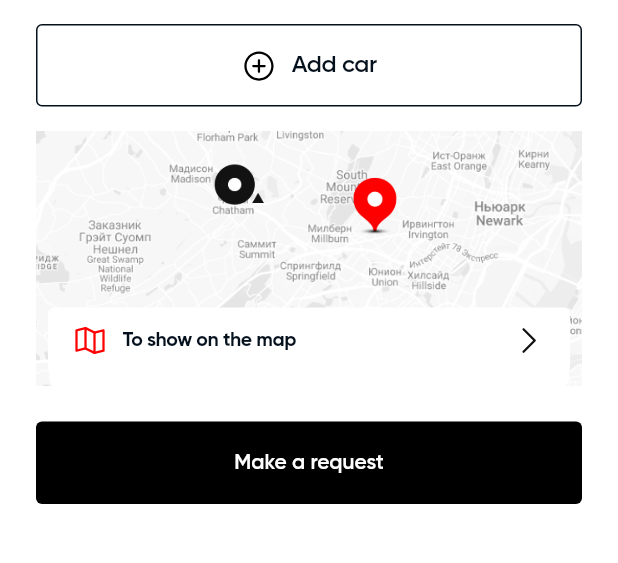
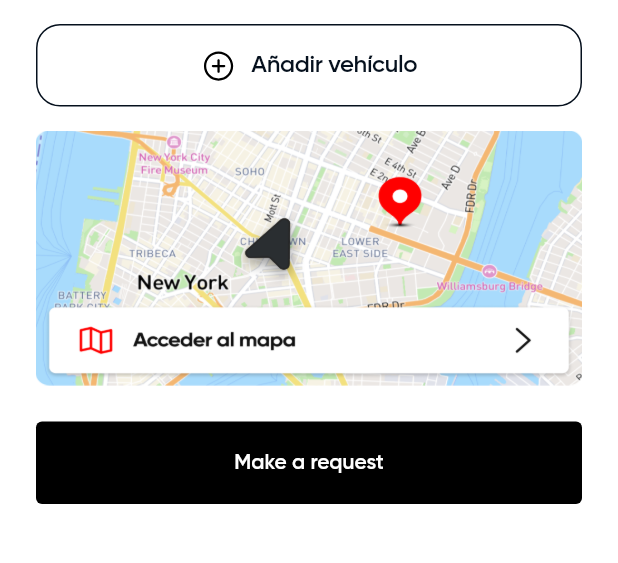
Before and after one commit to zzzSeMzzz/temp_pits_master, a Flutter app: the HomeScreen screen opened directly, on a phone screen of 412 x 824 dp, the part 423-986 px from its top. Run offline on Flutter 3.47's test engine with Material 3 defaults, Android fonts, the phone set to English and light mode, and no system bars; our stand-ins replace bloc, dio, equatable, flutter_bloc, flutter_svg, freezed_annotation and 6 more; missing offline and left inert: awesome_dio_interceptor; accounts and stored records are empty; project files that could hold a hidden picture were left out.

Commit message:
fix map button UI

```diff
--- a/lib/globals/widgets/interaction/w_button.dart
+++ b/lib/globals/widgets/interaction/w_button.dart
@@ -2,6 +2,7 @@ import 'package:flutter/cupertino.dart';
 import 'package:flutter/material.dart';
 import 'package:pits_app/assets/colors/colors.dart';
 import 'package:pits_app/globals/widgets/additional/w_scale.dart';
+import 'package:flutter_svg/flutter_svg.dart';
 
 class WButton extends StatelessWidget {
   final double? width;
@@ -22,6 +23,7 @@ class WButton extends StatelessWidget {
   final double? scaleValue;
   final List<BoxShadow>? shadow;
   final bool hasError;
+  final String? svgAsset;
 
   const WButton({
     required this.onTap,
@@ -42,6 +44,7 @@ class WButton extends StatelessWidget {
     this.child,
     this.scaleValue,
     this.shadow,
+    this.svgAsset,
     Key? key,
   }) : super(key: key);
 
@@ -72,16 +75,60 @@ class WButton extends StatelessWidget {
                   color: Colors.white,
                 ))
               : child ??
-                  Text(
+                  (svgAsset == null
+                      ? Text(
                           text,
                           style: isDisabled
-                        ? Theme.of(context).textTheme.bodyMedium!.copyWith(
+                              ? Theme.of(context)
+                                  .textTheme
+                                  .bodyMedium!
+                                  .copyWith(
                                       fontSize: 14,
                                       fontWeight: FontWeight.w700,
                                       height: 1.36,
                                       color: textColor)
                               : textStyle ??
-                            Theme.of(context).textTheme.displayMedium!.copyWith(
+                                  Theme.of(context)
+                                      .textTheme
+                                      .displayMedium!
+                                      .copyWith(
+                                          fontWeight: FontWeight.w600,
+                                          fontSize: 14,
+                                          height: 1.36,
+                                          color: textColor),
+                          textAlign: TextAlign.center,
+                          overflow: TextOverflow.ellipsis,
+                          maxLines: 2,
+                        )
+                      : Row(
+                          mainAxisSize: MainAxisSize.min,
+                          mainAxisAlignment: MainAxisAlignment.center,
+                          children: [
+                            SvgPicture.asset(
+                              svgAsset!,
+                              width: 18,
+                              height: 18,
+                              colorFilter:
+                                  ColorFilter.mode(textColor, BlendMode.srcIn),
+                            ),
+                            const SizedBox(width: 8),
+                            Flexible(
+                              child: Text(
+                                text,
+                                style: isDisabled
+                                    ? Theme.of(context)
+                                        .textTheme
+                                        .bodyMedium!
+                                        .copyWith(
+                                            fontSize: 14,
+                                            fontWeight: FontWeight.w700,
+                                            height: 1.36,
+                                            color: textColor)
+                                    : textStyle ??
+                                        Theme.of(context)
+                                            .textTheme
+                                            .displayMedium!
+                                            .copyWith(
                                                 fontWeight: FontWeight.w600,
                                                 fontSize: 14,
                                                 height: 1.36,
@@ -91,5 +138,8 @@ class WButton extends StatelessWidget {
                                 maxLines: 2,
                               ),
                             ),
+                          ],
+                        )),
+        ),
       );
 }
--- a/lib/modules/car/presentation/sections/add_car/add_card_screen.dart
+++ b/lib/modules/car/presentation/sections/add_car/add_card_screen.dart
@@ -132,9 +132,10 @@ class _AddCarScreenState extends State<AddCarScreen> {
 
                 //Navigator.push(context, fade(page: const NavigationScreen()));
               },
+              svgAsset: AppIcons.plusCircle,
               borderRadius: 16,
               text: 'Conectar',
-
+              height: 56,
               textColor: white,
             ),
             SizedBox(
--- a/lib/modules/home/presentation/sections/home/home_screen.dart
+++ b/lib/modules/home/presentation/sections/home/home_screen.dart
@@ -51,7 +51,7 @@ class HomeScreen extends StatelessWidget {
                   );
                 },
                 border: Border.all(color: mainDark),
-                borderRadius: 4,
+                borderRadius: 16,
                 child: Row(
                   mainAxisAlignment: MainAxisAlignment.center,
                   children: [
@@ -64,7 +64,7 @@ class HomeScreen extends StatelessWidget {
                       width: 10,
                     ),
                     Text(
-                      'Add car',
+                      'Añadir vehículo',
                       style: Theme.of(context)
                           .textTheme
                           .displayLarge!
--- a/lib/modules/home/presentation/sections/home/parts/map_button.dart
+++ b/lib/modules/home/presentation/sections/home/parts/map_button.dart
@@ -1,8 +1,6 @@
+
 import 'package:flutter/material.dart';
 import 'package:flutter_bloc/flutter_bloc.dart';
-import 'package:flutter_svg/flutter_svg.dart';
-import 'package:pits_app/assets/colors/colors.dart';
-import 'package:pits_app/assets/constants/app_icons.dart';
 import 'package:pits_app/assets/constants/app_images.dart';
 import 'package:pits_app/modules/home/presentation/sections/map_page/map_screen.dart';
 import '../../../../domain/usecase/get_services.dart';
@@ -14,14 +12,17 @@ class MapButton extends StatelessWidget {
   const MapButton({Key? key}) : super(key: key);
 
   @override
-  Widget build(BuildContext context) => GestureDetector(onTap: () {
-    //Navigator.of(context,rootNavigator: true).push( fade(page: const MapScreen()));
-    Navigator.of(context,rootNavigator: true).push(
+  Widget build(BuildContext context) => GestureDetector(
+        onTap: () {
+          Navigator.of(context, rootNavigator: true).push(
             MaterialPageRoute(
               builder: (_) => MultiBlocProvider(
                 providers: [
-            BlocProvider(create: (_) => ServicesBloc(GetServicesUseCase())),
-            BlocProvider(create: (_) => ServiceSingleBloc(getSingle: GetServiceSingleUseCase())),
+                  BlocProvider(
+                      create: (_) => ServicesBloc(GetServicesUseCase())),
+                  BlocProvider(
+                      create: (_) => ServiceSingleBloc(
+                          getSingle: GetServiceSingleUseCase())),
                 ],
                 child: const MapScreen(),
               ),
@@ -29,48 +30,11 @@ class MapButton extends StatelessWidget {
           );
         },
         child: SizedBox(
+          width: double.infinity, // на всю ширину
           height: 170,
-          child: Stack(
-            children: [
-              Positioned.fill(
-                  child: Image.asset(AppImages.mapTest,fit: BoxFit.cover,)),
-              Positioned(
-                  bottom: 8,
-                  left: 8,
-                  right: 8,
-                  child: Container(
-                    padding: const EdgeInsets.symmetric(horizontal: 16, vertical: 10),
-                    decoration: BoxDecoration(
-                        borderRadius: BorderRadius.circular(4), color: white),
-                    child: Row(
-                      children: [
-                        SvgPicture.asset(
-                          AppIcons.map,
-                          width: 24,
-                          height: 24,
-                          color: primaryColor,
-                        ),
-                        const SizedBox(
-                          width: 10,
-                        ),
-                        Text(
-                          'To show on the map',
-                          style: Theme.of(context)
-                              .textTheme
-                              .displayLarge!
-                              .copyWith(
-                                  fontWeight: FontWeight.w700, fontSize: 13),
-                        ),
-                        const Spacer(),
-                        SvgPicture.asset(
-                          AppIcons.iArrowRight,
-                          width: 24,
-                          height: 24,
-                        )
-                      ],
-                    ),
-                  ))
-            ],
+          child: Image.asset(
+            AppImages.mapTest,
+            fit: BoxFit.fill,
           ),
         ),
       );
--- a/pubspec.yaml
+++ b/pubspec.yaml
@@ -35,7 +35,7 @@ dependencies:
   # The following adds the Cupertino Icons font to your application.
   # Use with the CupertinoIcons class for iOS style icons.
   cupertino_icons: ^1.0.2
-  flutter_svg: ^1.0.3
+  flutter_svg: ^2.2.0
   freezed_annotation: ^2.2.0
   bloc: ^8.1.1
   flutter_bloc: ^8.0.0
@@ -50,7 +50,7 @@ dependencies:
   geolocator: ^9.0.2
   equatable: ^2.0.3
   google_maps_flutter: ^2.12.3
-  google_maps_webservice: ^0.0.20-nullsafety.5
+  #google_maps_webservice: ^0.0.20-nullsafety.5
   geocoding: ^4.0.0
   #google_maps_cluster_manager: ^3.0.1#conflict version
   #google_maps_cluster_manager_2: ^3.2.0
```
Also changed, not shown: assets/images/map_test.png, pubspec.lock. Lines whose indentation alone changed are shown as unchanged.
